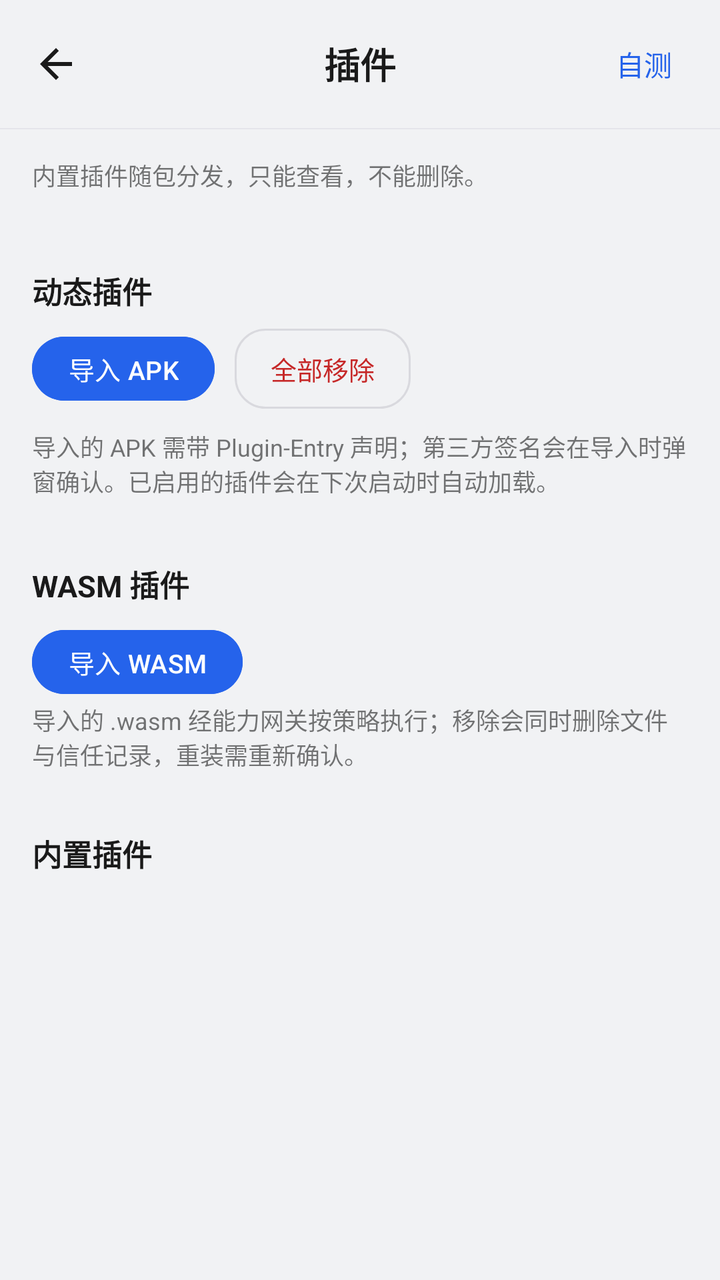
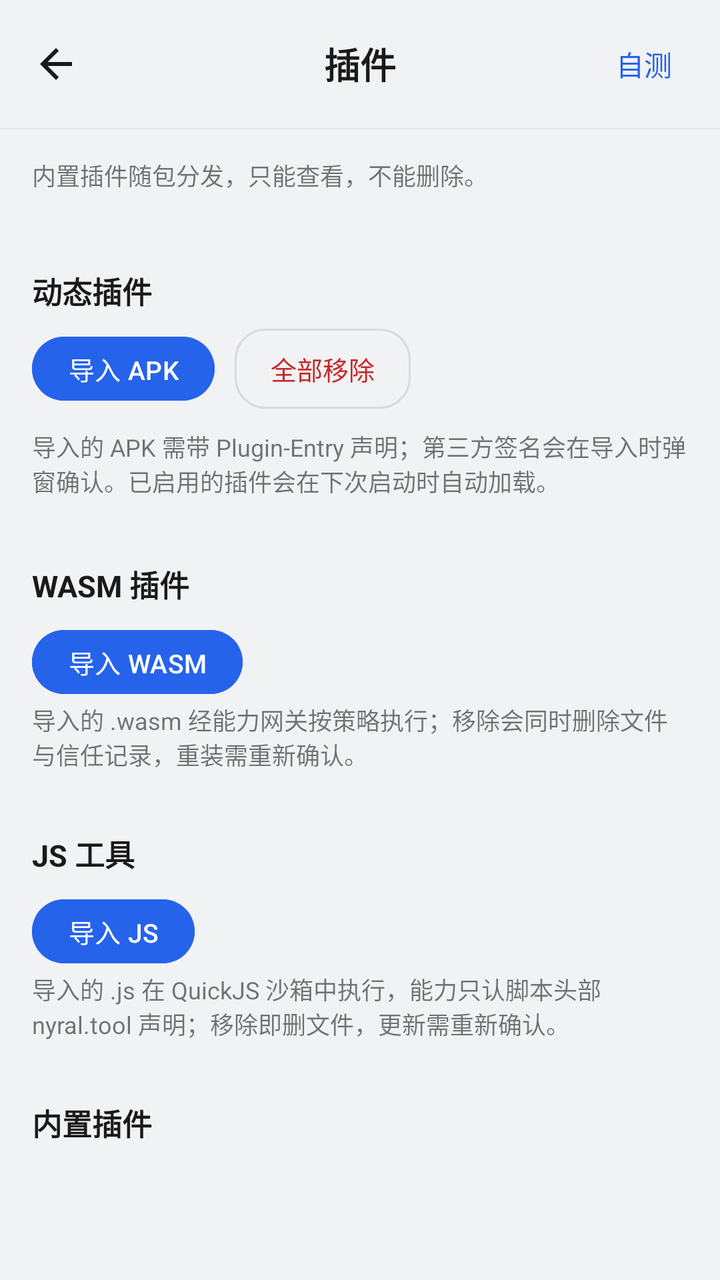

An Android layout rendered at two revisions. The XML below is the earlier revision; the diff shows what the commit changed to produce the second picture.
<!-- AndroidManifest.xml: application theme Theme.NyralLite -->
<!-- res/layout/activity_plugins.xml -->
<?xml version="1.0" encoding="utf-8"?>
<LinearLayout xmlns:android="http://schemas.android.com/apk/res/android"
    xmlns:app="http://schemas.android.com/apk/res-auto"
    android:id="@+id/root"
    android:layout_width="match_parent"
    android:layout_height="match_parent"
    android:orientation="vertical"
    android:background="@color/bg">

    
    <FrameLayout
        android:layout_width="match_parent"
        android:layout_height="?attr/actionBarSize"
        android:background="@color/bg">

        <ImageView
            android:id="@+id/btn_back"
            android:layout_width="40dp"
            android:layout_height="40dp"
            android:layout_gravity="start|center_vertical"
            android:layout_marginStart="8dp"
            android:padding="8dp"
            android:background="?attr/selectableItemBackgroundBorderless"
            android:contentDescription="@string/back"
            android:src="@drawable/ic_back" />

        <TextView
            android:id="@+id/plugins_title_text"
            android:layout_width="wrap_content"
            android:layout_height="wrap_content"
            android:layout_gravity="center"
            android:text="@string/plugins_title"
            android:textColor="@color/ai_text"
            android:textSize="18sp"
            android:textStyle="bold" />

        <TextView
            android:id="@+id/btn_tool_test"
            android:layout_width="wrap_content"
            android:layout_height="40dp"
            android:layout_gravity="end|center_vertical"
            android:layout_marginEnd="12dp"
            android:background="?attr/selectableItemBackground"
            android:gravity="center"
            android:paddingHorizontal="12dp"
            android:text="@string/tool_test_entry"
            android:textColor="@color/brand"
            android:textSize="14sp" />
    </FrameLayout>

    <View
        android:layout_width="match_parent"
        android:layout_height="0.5dp"
        android:background="@color/divider" />

    <ScrollView
        android:layout_width="match_parent"
        android:layout_height="0dp"
        android:layout_weight="1"
        android:fillViewport="true">

        <LinearLayout
            android:layout_width="match_parent"
            android:layout_height="wrap_content"
            android:orientation="vertical"
            android:paddingStart="16dp"
            android:paddingTop="14dp"
            android:paddingEnd="16dp"
            android:paddingBottom="28dp">

            <TextView
                android:layout_width="match_parent"
                android:layout_height="wrap_content"
                android:layout_marginBottom="16dp"
                android:alpha="0.6"
                android:text="@string/plugins_hint"
                android:textColor="@color/ai_text"
                android:textSize="12sp" />

            
            <TextView
                android:id="@+id/dynamic_header"
                android:layout_width="wrap_content"
                android:layout_height="wrap_content"
                android:layout_marginTop="22dp"
                android:layout_marginBottom="8dp"
                android:text="@string/plugins_section_dynamic"
                android:textColor="@color/ai_text"
                android:textSize="15sp"
                android:textStyle="bold" />

            <LinearLayout
                android:layout_width="match_parent"
                android:layout_height="wrap_content"
                android:gravity="center_vertical"
                android:orientation="horizontal">

                <Button
                    android:id="@+id/btn_import_apk"
                    android:layout_width="wrap_content"
                    android:layout_height="40dp"
                    android:minWidth="0dp"
                    app:cornerRadius="20dp"
                    android:paddingHorizontal="18dp"
                    android:text="导入 APK"
                    android:textColor="@color/user_text"
                    android:textSize="13sp"
                    android:backgroundTint="@color/brand" />

                <TextView
                    android:id="@+id/btn_unload_all"
                    android:layout_width="wrap_content"
                    android:layout_height="40dp"
                    android:layout_marginStart="10dp"
                    android:background="@drawable/bg_bar_item"
                    android:gravity="center"
                    android:paddingHorizontal="18dp"
                    android:text="全部移除"
                    android:textColor="@color/tool_fail"
                    android:textSize="13sp" />
            </LinearLayout>

            <TextView
                android:id="@+id/dex_plugin_status"
                android:layout_width="match_parent"
                android:layout_height="wrap_content"
                android:layout_marginTop="10dp"
                android:layout_marginBottom="10dp"
                android:alpha="0.6"
                android:text="@string/plugins_dex_hint"
                android:textColor="@color/ai_text"
                android:textSize="12sp" />

            <LinearLayout
                android:id="@+id/external_plugin_list"
                android:layout_width="match_parent"
                android:layout_height="wrap_content"
                android:orientation="vertical" />

            
            <TextView
                android:layout_width="wrap_content"
                android:layout_height="wrap_content"
                android:layout_marginTop="22dp"
                android:layout_marginBottom="8dp"
                android:text="@string/plugins_section_wasm"
                android:textColor="@color/ai_text"
                android:textSize="15sp"
                android:textStyle="bold" />

            <Button
                android:id="@+id/btn_import_wasm"
                android:layout_width="wrap_content"
                android:layout_height="40dp"
                android:minWidth="0dp"
                app:cornerRadius="20dp"
                android:paddingHorizontal="18dp"
                android:text="导入 WASM"
                android:textColor="@color/user_text"
                android:textSize="13sp"
                android:backgroundTint="@color/brand" />

            <TextView
                android:layout_width="match_parent"
                android:layout_height="wrap_content"
                android:layout_marginBottom="8dp"
                android:alpha="0.6"
                android:text="@string/plugins_wasm_hint"
                android:textColor="@color/ai_text"
                android:textSize="12sp" />

            <LinearLayout
                android:id="@+id/wasm_plugin_list"
                android:layout_width="match_parent"
                android:layout_height="wrap_content"
                android:orientation="vertical" />

            
            <TextView
                android:layout_width="wrap_content"
                android:layout_height="wrap_content"
                android:layout_marginTop="22dp"
                android:layout_marginBottom="8dp"
                android:text="@string/plugins_section_builtin"
                android:textColor="@color/ai_text"
                android:textSize="15sp"
                android:textStyle="bold" />

            <LinearLayout
                android:id="@+id/plugin_list"
                android:layout_width="match_parent"
                android:layout_height="wrap_content"
                android:orientation="vertical" />
        </LinearLayout>
    </ScrollView>
</LinearLayout>
<!-- resources referenced by this layout -->
<resources>
  <color name="ai_text">#1A1A1A</color>
  <color name="bg">#F1F2F4</color>
  <color name="brand">#2563EB</color>
  <color name="divider">#E5E5EA</color>
  <color name="tool_fail">#C62828</color>
  <color name="user_text">#FFFFFF</color>
  <!-- drawable bg_bar_item (drawable) -->
  <?xml version="1.0" encoding="utf-8"?>
  <ripple xmlns:android="http://schemas.android.com/apk/res/android"
      android:color="?android:attr/colorControlHighlight">
      <item>
          <shape android:shape="rectangle">
              <corners android:radius="15dp" />
              <stroke
                  android:width="1dp"
                  android:color="@color/bar_outline" />
              <solid android:color="@android:color/transparent" />
          </shape>
      </item>
  </ripple>
  <!-- drawable ic_back (drawable) -->
  <?xml version="1.0" encoding="utf-8"?>
  <vector xmlns:android="http://schemas.android.com/apk/res/android"
      android:width="24dp"
      android:height="24dp"
      android:viewportWidth="24"
      android:viewportHeight="24">
      <path
          android:fillColor="#1A1A1A"
          android:pathData="M20,11H7.83l5.59,-5.59L12,4l-8,8 8,8 1.41,-1.41L7.83,13H20v-2z" />
  </vector>
  <string name="back">返回</string>
  <string name="plugins_dex_hint">导入的 APK 需带 Plugin-Entry 声明；第三方签名会在导入时弹窗确认。已启用的插件会在下次启动时自动加载。</string>
  <string name="plugins_hint">内置插件随包分发，只能查看，不能删除。</string>
  <string name="plugins_section_builtin">内置插件</string>
  <string name="plugins_section_dynamic">动态插件</string>
  <string name="plugins_section_wasm">WASM 插件</string>
  <string name="plugins_title">插件</string>
  <string name="plugins_wasm_hint">导入的 .wasm 经能力网关按策略执行；移除会同时删除文件与信任记录，重装需重新确认。</string>
  <string name="tool_test_entry">自测</string>
  <style name="Theme.NyralLite" parent="Theme.Material3.Light.NoActionBar">
          <item name="colorPrimary">@color/brand</item>
          <item name="android:windowBackground">@color/bg</item>
          <item name="android:statusBarColor">@color/bg</item>
          <item name="android:windowLightStatusBar">true</item>
          
          <item name="materialAlertDialogTheme">@style/ThemeOverlay.NyralLite.Dialog</item>
      </style>
  <color name="bar_outline">#D9D9DE</color>
  <style name="ThemeOverlay.NyralLite.Dialog" parent="ThemeOverlay.Material3.MaterialAlertDialog">
          <item name="colorPrimary">@color/brand</item>
          <item name="colorSecondary">@color/brand</item>
          <item name="colorSurface">@color/bg</item>
          <item name="colorSurfaceContainerHigh">@color/bg</item>
          <item name="colorOnSurface">@color/ai_text</item>
          
          <item name="elevationOverlayEnabled">false</item>
          <item name="shapeAppearanceOverlay">@style/ShapeAppearance.NyralLite.Dialog</item>
      </style>
  <style name="ShapeAppearance.NyralLite.Dialog" parent="">
          <item name="cornerFamily">rounded</item>
          <item name="cornerSize">20dp</item>
      </style>
</resources>

<!-- the commit's change to res/layout/activity_plugins.xml (unified diff, before → after) -->
@@ -181,6 +181,44 @@
                 android:layout_height="wrap_content"
                 android:layout_marginTop="22dp"
                 android:layout_marginBottom="8dp"
+                android:text="@string/plugins_section_js"
+                android:textColor="@color/ai_text"
+                android:textSize="15sp"
+                android:textStyle="bold" />
+
+            <Button
+                android:id="@+id/btn_import_js"
+                android:layout_width="wrap_content"
+                android:layout_height="40dp"
+                android:minWidth="0dp"
+                app:cornerRadius="20dp"
+                android:paddingHorizontal="18dp"
+                android:text="导入 JS"
+                android:textColor="@color/user_text"
+                android:textSize="13sp"
+                android:backgroundTint="@color/brand" />
+
+            <TextView
+                android:layout_width="match_parent"
+                android:layout_height="wrap_content"
+                android:layout_marginBottom="8dp"
+                android:alpha="0.6"
+                android:text="@string/plugins_js_hint"
+                android:textColor="@color/ai_text"
+                android:textSize="12sp" />
+
+            <LinearLayout
+                android:id="@+id/js_tool_list"
+                android:layout_width="match_parent"
+                android:layout_height="wrap_content"
+                android:orientation="vertical" />
+
+            
+            <TextView
+                android:layout_width="wrap_content"
+                android:layout_height="wrap_content"
+                android:layout_marginTop="22dp"
+                android:layout_marginBottom="8dp"
                 android:text="@string/plugins_section_builtin"
                 android:textColor="@color/ai_text"
                 android:textSize="15sp"
<!-- resource entries referenced after the edit -->
@@ -34,8 +34,10 @@
   <string name="back">返回</string>
   <string name="plugins_dex_hint">导入的 APK 需带 Plugin-Entry 声明；第三方签名会在导入时弹窗确认。已启用的插件会在下次启动时自动加载。</string>
   <string name="plugins_hint">内置插件随包分发，只能查看，不能删除。</string>
+  <string name="plugins_js_hint">导入的 .js 在 QuickJS 沙箱中执行，能力只认脚本头部 nyral.tool 声明；移除即删文件，更新需重新确认。</string>
   <string name="plugins_section_builtin">内置插件</string>
   <string name="plugins_section_dynamic">动态插件</string>
+  <string name="plugins_section_js">JS 工具</string>
   <string name="plugins_section_wasm">WASM 插件</string>
   <string name="plugins_title">插件</string>
   <string name="plugins_wasm_hint">导入的 .wasm 经能力网关按策略执行；移除会同时删除文件与信任记录，重装需重新确认。</string>
